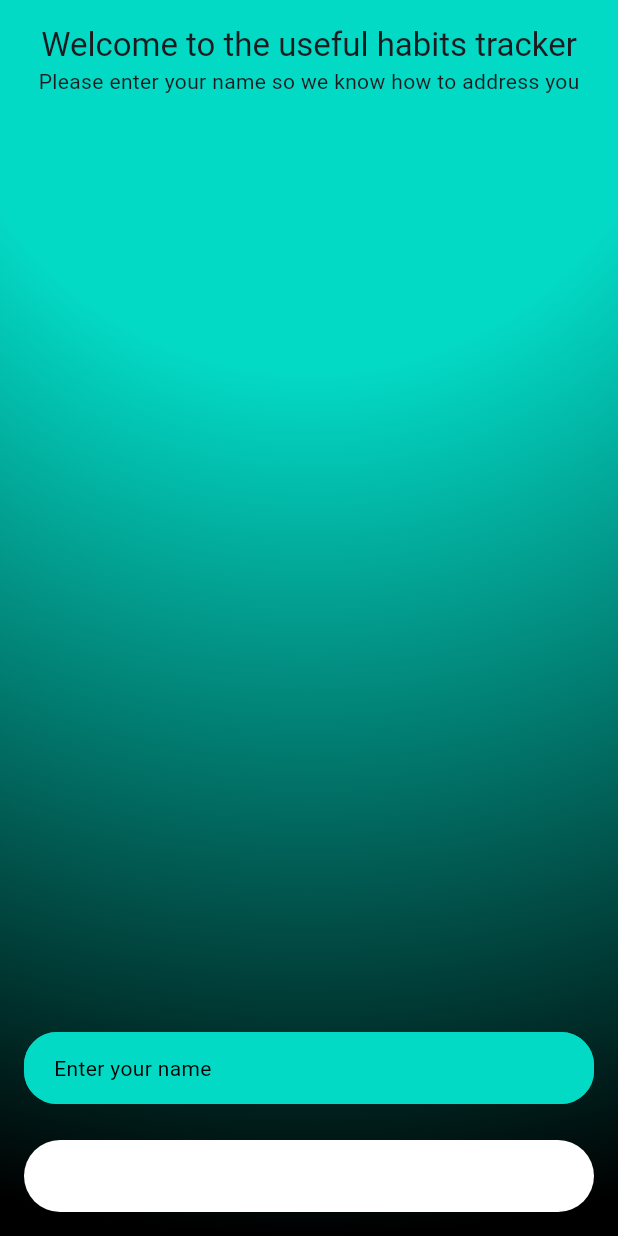
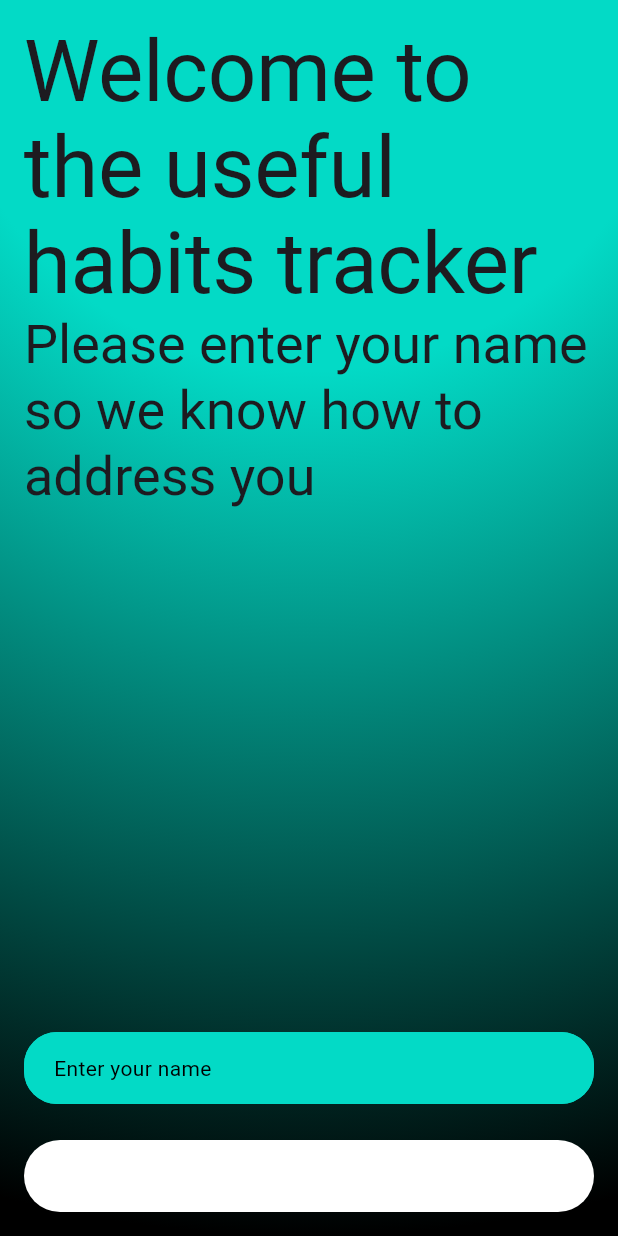
Before and after one commit to KsArt-IT/HabitCurrent-Flutter, a Flutter app: the HelloScreen screen opened by its route, on a phone screen of 412 x 824 dp. Run offline on Flutter 3.47's test engine with Material 3 defaults, Android fonts, the phone set to English and light mode, and no system bars; our stand-ins replace auto_route, get_it; statements that could not run were skipped.

Commit message:
refactor: update text styles in HelloScreen for improved readability

```diff
--- a/app/lib/ui/hello/hello_screen.dart
+++ b/app/lib/ui/hello/hello_screen.dart
@@ -70,8 +70,8 @@ class _HelloScreenState extends State<HelloScreen> {
           key: _formKey,
           child: Column(
             children: [
-              Text(strings.welcome, style: theme.textTheme.titleLarge),
-              Text(strings.enterYourName, style: theme.textTheme.bodyMedium),
+              Text(strings.welcome, style: theme.textTheme.displayLarge),
+              Text(strings.enterYourName, style: theme.textTheme.displaySmall),
               Spacer(),
               TextFormField(
                 controller: _nameController,
```
